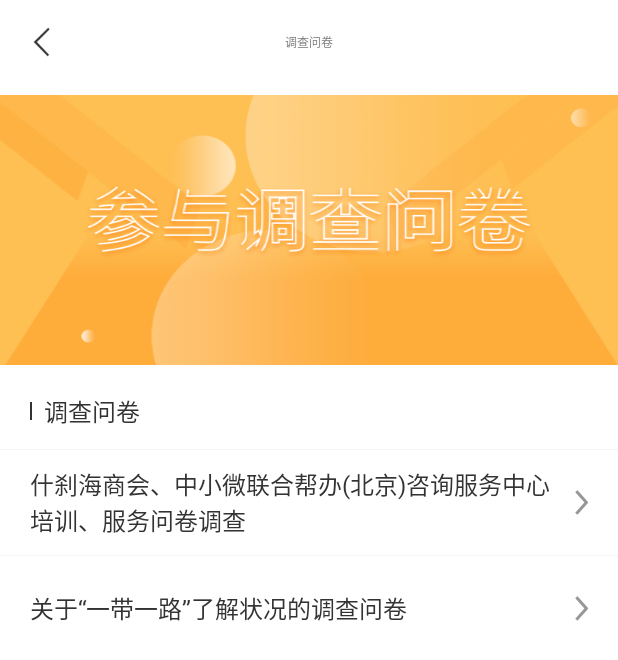
After one commit to ATRSnail/Business-old, an Android app: the ExamsActivity screen opened directly, with no data from a screen before it, on a phone screen of 412 x 824 dp. The commit adds this screen. Shown: the top 660 px of the screen. Run offline under Robolectric (Android 15) with nearby library versions, the phone set to English and light mode, and no system bars; our stand-ins replace ButterKnife, Dagger/Hilt's generated code; libraries missing offline, so code that uses them is left out: cn.jpush.android, com.socks.library; 4 statements that could not run were skipped.

Commit message:
专题添加

```diff
--- a/app/src/main/AndroidManifest.xml
+++ b/app/src/main/AndroidManifest.xml
@@ -158,7 +158,8 @@
         <activity android:name=".mvp.ui.activities.WebActivity" />
         <activity android:name=".mvp.ui.activities.AboutActivity" />
         <activity android:name=".mvp.ui.activities.ManagerActivity" />
-        <activity android:name=".mvp.ui.activities.TopicListActivity"></activity>
+        <activity android:name=".mvp.ui.activities.TopicListActivity" />
+        <activity android:name=".mvp.ui.activities.ExamsActivity"></activity>
     </application>
 
 </manifest>
--- a/app/src/main/java/com/bus/business/common/ApiConstants.java
+++ b/app/src/main/java/com/bus/business/common/ApiConstants.java
@@ -8,11 +8,11 @@ package com.bus.business.common;
 public class ApiConstants {
 
     //线下
-    public static final String NETEAST_HOST = "http://172.16.10.15:9300/";
+ //   public static final String NETEAST_HOST = "http://172.16.10.15:9300/";
     public static final String NETEAST_IMG_HOST = "http://files.heweather.com/cond_icon/%s.png";
 
     //线上
-//    public static final String NETEAST_HOST = "http://59.108.94.40:9100/";
+    public static final String NETEAST_HOST = "http://59.108.94.40:9100/";
 
     public static String getHost() {
         return NETEAST_HOST;
--- a/app/src/main/java/com/bus/business/common/Constants.java
+++ b/app/src/main/java/com/bus/business/common/Constants.java
@@ -7,7 +7,7 @@ package com.bus.business.common;
  */
 public class Constants {
 
-    public static final int numPerPage = 20;
+    public static final int numPerPage = 6;
 
     public static final String NEWS_POST_ID = "news_post_id";
     public static final String NEWS_IMG = "news_img";
--- /dev/null
+++ b/app/src/main/java/com/bus/business/mvp/ui/activities/ExamsActivity.java
@@ -0,0 +1,61 @@
+package com.bus.business.mvp.ui.activities;
+
+import android.content.Intent;
+import android.view.View;
+import android.widget.ImageView;
+import android.widget.TextView;
+
+import com.bus.business.R;
+import com.bus.business.common.ApiConstants;
+import com.bus.business.mvp.ui.activities.base.BaseActivity;
+
+import butterknife.BindView;
+import butterknife.OnClick;
+
+import static com.bus.business.mvp.entity.WanBean.WEBURL;
+
+public class ExamsActivity extends BaseActivity {
+
+    @BindView(R.id.img_act)
+    ImageView mActImg;
+    @BindView(R.id.img_topic)
+    ImageView mTopicImg;
+    @BindView(R.id.tv_title)
+    TextView mTv;
+
+    private String url;
+
+    @Override
+    public int getLayoutId() {
+        return R.layout.activity_exams;
+    }
+
+    @Override
+    public void initInjector() {
+
+    }
+
+    @Override
+    public void initViews() {
+        setCustomTitle("调查问卷");
+        showOrGoneSearchRl(View.GONE);
+        mActImg.setVisibility(View.GONE);
+        mTopicImg.setVisibility(View.VISIBLE);
+        mTv.setText("调查问卷");
+    }
+
+    @OnClick({R.id.rl_1, R.id.rl_2})
+    public void onClick(View view) {
+        switch (view.getId()) {
+            case R.id.rl_1:
+                url = ApiConstants.NETEAST_HOST+"dcwj-admin/dcwj/backSubject";
+                break;
+            case R.id.rl_2:
+                url = ApiConstants.NETEAST_HOST+"dcwj-admin/dcwj/backYDYLSubject";
+                break;
+        }
+        Intent intent = new Intent(ExamsActivity.this, WebActivity.class);
+        intent.putExtra(WEBURL, url);
+        startActivity(intent);
+    }
+}
--- /dev/null
+++ b/app/src/main/res/layout/activity_exams.xml
@@ -0,0 +1,38 @@
+<?xml version="1.0" encoding="utf-8"?>
+<LinearLayout xmlns:android="http://schemas.android.com/apk/res/android"
+    xmlns:tools="http://schemas.android.com/tools"
+    android:layout_width="match_parent"
+    android:layout_height="match_parent"
+    android:fitsSystemWindows="true"
+    android:orientation="vertical">
+
+    <include layout="@layout/layout_main_header" />
+
+    <android.support.v4.widget.NestedScrollView
+        android:layout_width="match_parent"
+        android:layout_height="match_parent">
+
+        <LinearLayout
+            android:layout_width="match_parent"
+            android:layout_height="match_parent"
+            android:orientation="vertical">
+
+            <include layout="@layout/layout_head_text" />
+
+            <View style="@style/view_A8A8A8_border" />
+
+            <TextView
+                android:id="@+id/rl_1"
+                style="@style/exam_text"
+                android:text="什刹海商会、中小微联合帮办(北京)咨询服务中心培训、服务问卷调查" />
+
+            <View style="@style/view_A8A8A8_border" />
+
+            <TextView
+                android:id="@+id/rl_2"
+                style="@style/exam_text"
+                android:text="关于“一带一路”了解状况的调查问卷" />
+        </LinearLayout>
+    </android.support.v4.widget.NestedScrollView>
+
+</LinearLayout>
--- a/app/src/main/res/layout/layout_head_text.xml
+++ b/app/src/main/res/layout/layout_head_text.xml
@@ -12,7 +12,7 @@
         android:layout_marginTop="6dp"
         android:scaleType="fitXY"
         android:visibility="gone"
-        android:src="@mipmap/ic_news_empty" />
+        android:src="@mipmap/banner_research" />
 
     <ImageView
         android:id="@+id/img_act"
@@ -24,6 +24,7 @@
         android:src="@mipmap/img_reaserch" />
 
     <TextView
+        android:id="@+id/tv_title"
         android:layout_width="match_parent"
         android:layout_height="50dp"
         android:background="@color/white"
--- a/app/src/main/res/values/strings.xml
+++ b/app/src/main/res/values/strings.xml
@@ -1,5 +1,5 @@
 <resources>
-    <string name="app_name">Business</string>
+    <string name="app_name">工商联</string>
 
     <!-- 页面名称 -->
     <string name="main_navigation_home">首页</string>
--- a/app/src/main/res/values/styles.xml
+++ b/app/src/main/res/values/styles.xml
@@ -59,6 +59,12 @@
         <item name="android:textSize">@dimen/text_size_16</item>
     </style>
 
+    <style name="exam_text" parent="mine_text">
+        <item name="android:layout_height">70dp</item>
+        <item name="android:lines">2</item>
+        <item name="android:ellipsize">end</item>
+    </style>
+
     <style name="about_text">
         <item name="android:layout_width">wrap_content</item>
         <item name="android:textSize">16sp</item>
@@ -79,4 +85,10 @@
         <attr name="sizeToFit" format="boolean" />
     </declare-styleable>
 
+    <style name="view_A8A8A8_border">
+        <item name="android:layout_width">match_parent</item>
+        <item name="android:layout_height">0.5dp</item>
+        <item name="android:background">@color/gray_lighter</item>
+    </style>
+
 </resources>
```
Also changed, not shown: app/src/main/java/com/bus/business/mvp/ui/activities/TopicListActivity.java (+10 -3 lines), app/src/main/java/com/bus/business/mvp/ui/fragment/NewsFragment.java (+28 -8 lines), app/src/main/res/layout/fragment_expert.xml (+7 -1 lines), app/src/main/res/mipmap-hdpi/ic_launcher.png, app/src/main/res/mipmap-mdpi/ic_launcher.png, app/src/main/res/mipmap-xhdpi/banner_research.png (added), app/src/main/res/mipmap-xhdpi/ic_launcher.png, app/src/main/res/mipmap-xhdpi/page_login_img_logo.png (added), app/src/main/res/mipmap-xxhdpi/ic_launcher.png, app/src/main/res/mipmap-xxxhdpi/ic_launcher.png.
